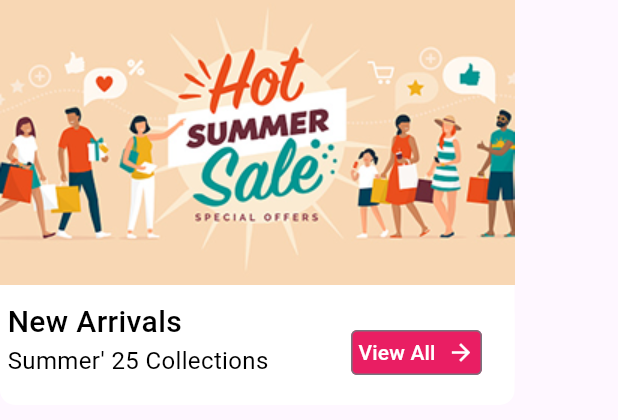
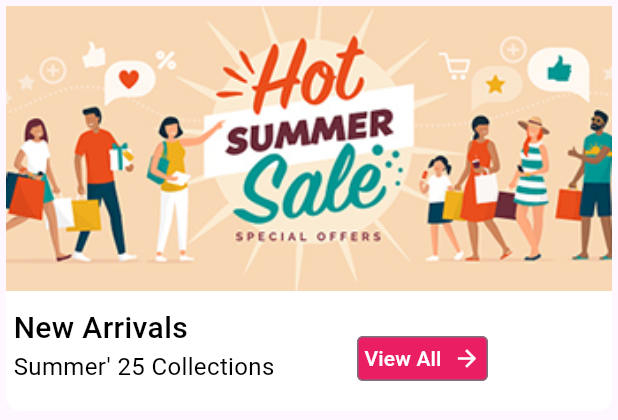
Before and after one commit to tejas1coditas/assignment-2, a Flutter app: the HotSummerSaleWidget widget shown alone on an empty page, opened directly, on a phone screen of 412 x 824 dp. Shown: the top 420 px of the screen. Run offline on Flutter 3.47's test engine with Material 3 defaults, Android fonts, the phone set to English and light mode, and no system bars; our stand-ins replace carousel_slider.

Commit message:
alignment done

```diff
--- a/assignment_2/lib/widgets/flat_heels_scandals.dart
+++ b/assignment_2/lib/widgets/flat_heels_scandals.dart
@@ -7,7 +7,7 @@ class FlatHeelsScandals extends StatelessWidget {
   Widget build(BuildContext context) {
     return Container(
       height: 178,
-      width: 355,
+      width: double.infinity,
       color: Colors.white,
 
       //Flat Heels
@@ -21,7 +21,7 @@ class FlatHeelsScandals extends StatelessWidget {
           Padding(
             padding: const EdgeInsets.fromLTRB(0, 8, 2, 8),
             child: Container(
-              width: 340,
+              width: 350,
               color: Colors.grey.shade100,
               child: Stack(
                 children: [
--- a/assignment_2/lib/widgets/hot_summer_sale_widget.dart
+++ b/assignment_2/lib/widgets/hot_summer_sale_widget.dart
@@ -5,19 +5,22 @@ class HotSummerSaleWidget extends StatelessWidget {
 
   @override
   Widget build(BuildContext context) {
-    return Container(
+    return Padding(
+      padding: const EdgeInsets.all(4.0),
+      child: Container(
         height: 270,
-      width: 343,
+        width: double.infinity,
         decoration: BoxDecoration(
           color: Colors.white,
-        borderRadius: BorderRadius.circular(20),
+          borderRadius: BorderRadius.circular(10),
         ),
         child: Column(
+          crossAxisAlignment: CrossAxisAlignment.start,
           children: [
             Image.asset(
               'assets/hot_summer_sale.png',
               height: 190,
-            width: 343,
+              width: double.infinity,
               fit: BoxFit.cover,
             ),
             SizedBox(height: 10),
@@ -36,7 +39,7 @@ class HotSummerSaleWidget extends StatelessWidget {
                   Column(
                     crossAxisAlignment: CrossAxisAlignment.start,
                     children: [
-                    //SizedBox(height: 10),
+
                       Text(
                         "New Arrivals",
                         style: TextStyle(
@@ -61,7 +64,7 @@ class HotSummerSaleWidget extends StatelessWidget {
                     onPressed: () {},
                     style: OutlinedButton.styleFrom(
                       backgroundColor: Colors.pink,
-                    // side: BorderSide(color: const Color.fromARGB(255, 170, 13, 13)),
+
                       shape: RoundedRectangleBorder(
                         borderRadius: BorderRadiusGeometry.circular(4),
                       ),
@@ -83,6 +86,7 @@ class HotSummerSaleWidget extends StatelessWidget {
             ),
           ],
         ),
+      ),
     );
   }
 }
```
Also changed, not shown: assignment_2/lib/screens/homepage.dart (+5 -3 lines). Lines whose indentation alone changed are shown as unchanged.
